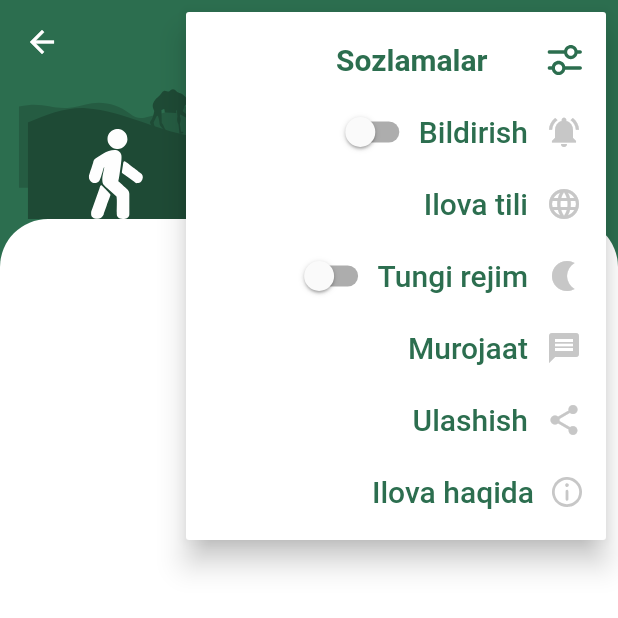
After one commit to Shakhzod19980615/haj, a Flutter app: the ContextPage screen opened directly, after a tap on an icon or button, on a phone screen of 412 x 824 dp, the top half of it. The commit adds this screen. Run offline on Flutter 3.47's test engine with Material 2 defaults, Android fonts, the light colour scheme and no system bars; our stand-ins replace flutter_svg, sqflite_sqlcipher; accounts and stored records are empty.

Commit message:
ContextPage initial

```diff
--- /dev/null
+++ b/lib/screens/context_page.dart
@@ -0,0 +1,206 @@
+import 'package:flutter/material.dart';
+import 'package:flutter_svg/svg.dart';
+
+class ContextPage extends StatefulWidget {
+  const ContextPage({Key? key}) : super(key: key);
+
+  @override
+  State<ContextPage> createState() => _ContextPageState();
+}
+
+class _ContextPageState extends State<ContextPage> {
+  bool isNotificationOn = false;
+  bool isNightModeOn = false;
+  @override
+  Widget build(BuildContext context) {
+    return Scaffold(
+      appBar: AppBar(
+        primary: true,
+        elevation: 0,
+        backgroundColor: Color(0xFF2C6E4F),
+        actions: [
+          PopupMenuButton(
+              icon: SvgPicture.asset("assets/images/menu_logo.svg",width: 20,height: 20,),
+              itemBuilder: (context) => [
+                PopupMenuItem(
+                    child: Row(
+                      children: [
+                        Spacer(),
+                        Container(
+                          margin:EdgeInsets.only(right: 40),
+                          child: Text("Sozlamalar",
+                            style: TextStyle(
+                                color: Color(0xFF2C6E4F),
+                                fontSize: 20,fontWeight: FontWeight.w700),),
+                        ),
+                        SvgPicture.asset("assets/images/menu_green_logo.svg",color: Color(0xFF2C6E4F),)
+                      ],
+                    )),
+                PopupMenuItem(
+                    child: Row(
+                      children: [
+                        Spacer(),
+                        Switch(value: isNotificationOn, onChanged: (onChanged){
+                          setState(() {
+                            isNotificationOn = onChanged;
+                          });
+                        }),
+                        Container(
+                          margin: EdgeInsets.only(right: 12),
+                          child: Text("Bildirish",
+                            style: TextStyle(
+                                fontSize: 20,
+                                fontWeight: FontWeight.w500,color: Color(0xFF2C6E4F)),),
+                        ),
+                        Icon(Icons.notifications_active,color: Color(0xFFC7C7C7),)
+                      ],
+                    )),
+                PopupMenuItem(child:
+                Row(children: [
+                  Spacer(),
+                  Container(
+                    margin: EdgeInsets.only(right: 12),
+                    child: Text("Ilova tili",
+                      style: TextStyle(
+                          fontSize: 20,
+                          fontWeight: FontWeight.w500,color: Color(0xFF2C6E4F)),),
+                  ),
+                  Icon(Icons.language,color: Color(0xFFC7C7C7),),
+                ],)
+                ),
+                PopupMenuItem(
+                    child: Row(
+                      children: [
+                        Spacer(),
+                        Switch(value: isNightModeOn, onChanged: (onChanged){
+                          setState(() {
+                            isNightModeOn = onChanged;
+                          });
+                        }),
+                        Container(
+                          margin: EdgeInsets.only(right: 12),
+                          child: Text("Tungi rejim",
+                            style: TextStyle(
+                                fontSize: 20,
+                                fontWeight: FontWeight.w500,color: Color(0xFF2C6E4F)),),
+                        ),
+                        Icon(Icons.nightlight,color: Color(0xFFC7C7C7),)
+                      ],
+                    )),
+                PopupMenuItem(child:
+                Row(children: [
+                  Spacer(),
+                  Container(
+                    margin: EdgeInsets.only(right: 12),
+                    child: Text("Murojaat",
+                      style: TextStyle(
+                          fontSize: 20,
+                          fontWeight: FontWeight.w500,color: Color(0xFF2C6E4F)),),
+                  ),
+                  Icon(Icons.message,color: Color(0xFFC7C7C7),),
+
+                ],)
+                ),
+                PopupMenuItem(child:
+                Row(children: [
+                  Spacer(),
+                  Container(
+                    margin: EdgeInsets.only(right: 12),
+                    child: Text("Ulashish",
+                      style: TextStyle(
+                          fontSize: 20,
+                          fontWeight: FontWeight.w500,color: Color(0xFF2C6E4F)),),
+                  ),
+                  Icon(Icons.share,color: Color(0xFFC7C7C7),),
+                ],)
+                ),
+                PopupMenuItem(child:
+                Row(children: [
+                  Spacer(),
+                  Container(
+                    margin: EdgeInsets.only(right: 12),
+                    child: Text("Ilova haqida",
+                      style: TextStyle(
+                          fontSize: 20,
+                          fontWeight: FontWeight.w500,color: Color(0xFF2C6E4F)),),
+                  ),
+                  SvgPicture.asset("assets/images/about_logo.svg",color: Color(0xFFC7C7C7),),
+
+                ],)
+                ),
+              ]),
+        ],
+      ),
+      body: Container(
+        width: MediaQuery.of(context).size.width,
+        height: MediaQuery.of(context).size.height,
+        color: Color(0xFF2C6E4F),
+        child: Column(
+          children: [
+            Container(
+              width: MediaQuery.of(context).size.width*1.2,
+              height: 90,
+              child: Stack(
+                children: [
+                  Positioned(
+                      width: MediaQuery.of(context).size.width,
+                      height: 65,
+                      bottom: 20,
+                      child: SvgPicture.asset(
+                        "assets/images/wave_2.svg",
+                      )),
+                  Positioned(
+                      width: MediaQuery.of(context).size.width,
+                      height: 75,
+                      bottom: -1,
+                      child: SvgPicture.asset(
+                        "assets/images/wave_1.svg",
+                      )),
+                  Positioned(
+                      width: 55,
+                      height: 60,
+                      left: 50,
+                      bottom: 0,
+                      child: SvgPicture.asset(
+                        "assets/images/walking_man.svg",
+                      )),
+                  Positioned(
+                      width: 40,
+                      height: 35,
+                      right: 150,
+                      child: SvgPicture.asset(
+                        "assets/images/camel-1.svg",
+                      )),
+                  Positioned(
+                      width: 40,
+                      height: 35,
+                      left: 100,
+                      child: SvgPicture.asset(
+                        "assets/images/camel-2.svg",
+                      )),
+                  Positioned(
+                      width: 85,
+                      height: 80,
+                      right: 35,
+                      bottom: 0,
+                      child: SvgPicture.asset(
+                        "assets/images/kaba1.svg",
+                      )),
+                ],
+              ),
+            ),
+            Expanded(
+                child: Container(
+                  padding: const EdgeInsets.only(bottom: 0),
+                  decoration: const BoxDecoration(
+                      color: Colors.white,
+                      borderRadius: BorderRadius.only(
+                          topLeft: Radius.circular(32),
+                          topRight: Radius.circular(32))),
+            ))
+          ],
+        ),
+      ),
+    );
+  }
+}
```
Also changed, not shown: lib/screens/main/widgets/main_list_item.dart (+12 -1 lines), lib/screens/main/widgets/popup_menu_button.dart (added, +136 -0 lines).
